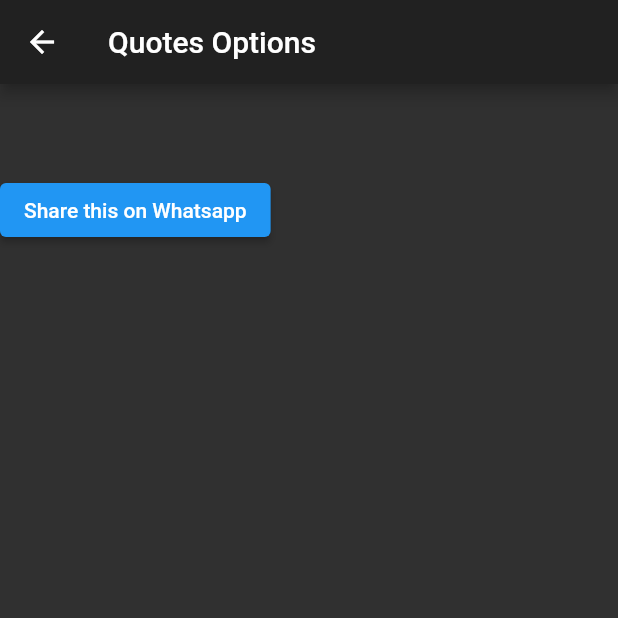
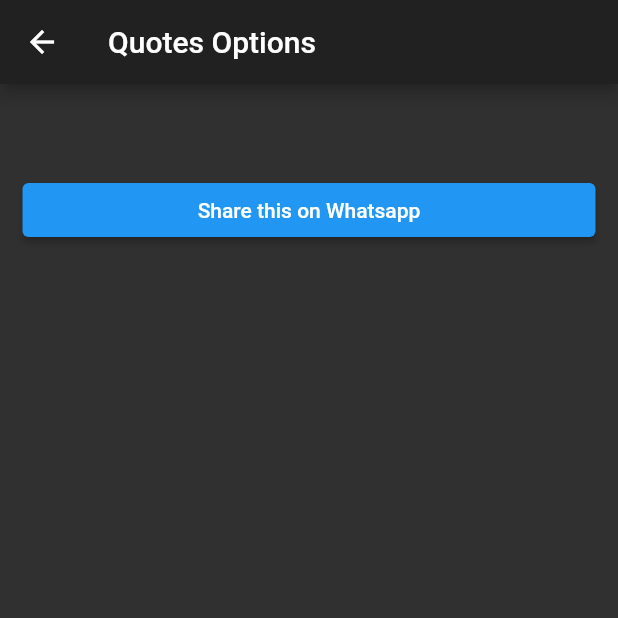
Before and after one commit to codec-akash/Anime-Book, a Flutter app: the QuotesOptions screen opened directly with empty values, on a phone screen of 412 x 824 dp, the top half of it. Run offline on Flutter 3.47's test engine with Material 2 defaults, Android fonts, the phone set to English and light mode, and no system bars; our stand-ins replace bloc, equatable, flutter_bloc, rxdart, share, shimmer; network calls fail.

Commit message:
button width double infinity

```diff
--- a/lib/screens/home_screen/quotes_option.dart
+++ b/lib/screens/home_screen/quotes_option.dart
@@ -23,11 +23,17 @@ class _QuotesOptionsState extends State<QuotesOptions> {
             SizedBox(height: 40.0),
             widget.quotesCard,
             SizedBox(height: 20.0),
-            ElevatedButton(
-              child: Text("Share this on Whatsapp"),
-              onPressed: () {
-                Share.share("Share this quote with : ");
-              },
+            Container(
+              padding: EdgeInsets.symmetric(horizontal: 15.0),
+              width: double.infinity,
+              child: ElevatedButton(
+                child: Container(
+                  child: Text("Share this on Whatsapp"),
+                ),
+                onPressed: () {
+                  Share.share("Share this quote with : ");
+                },
+              ),
             ),
           ],
         ),
```
Also changed, not shown: lib/screens/home_screen/quotes_list.dart (+12 -6 lines).
